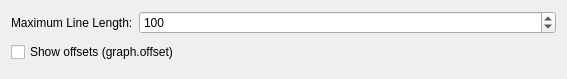
Old version of the form src/dialogs/preferences/GraphOptionsWidget.ui in the repository rizinorg/cutter.
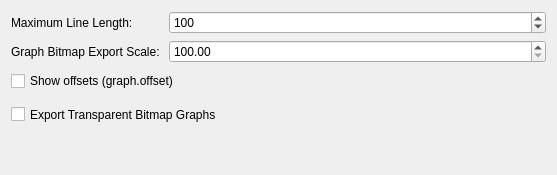
New version of the form.

Commit message: added scaling factor and transparency for bitmap graph export

```diff
--- a/src/dialogs/preferences/GraphOptionsWidget.ui
+++ b/src/dialogs/preferences/GraphOptionsWidget.ui
@@ -6,8 +6,8 @@
    <rect>
     <x>0</x>
     <y>0</y>
-    <width>567</width>
-    <height>79</height>
+    <width>557</width>
+    <height>175</height>
    </rect>
   </property>
   <property name="windowTitle">
@@ -36,6 +36,23 @@
        </property>
       </widget>
      </item>
+     <item row="1" column="0">
+      <widget class="QLabel" name="bitmapGraphScaleLabel">
+       <property name="text">
+        <string>Graph Bitmap Export Scale: </string>
+       </property>
+      </widget>
+     </item>
+     <item row="1" column="1">
+      <widget class="QDoubleSpinBox" name="bitmapGraphScale">
+       <property name="minimum">
+        <double>100.000000000000000</double>
+       </property>
+       <property name="maximum">
+        <double>30000.000000000000000</double>
+       </property>
+      </widget>
+     </item>
     </layout>
    </item>
    <item>
@@ -59,6 +76,19 @@
        <string>Show offsets (graph.offset)</string>
       </property>
      </widget>
+     <widget class="QCheckBox" name="checkTransparent">
+      <property name="geometry">
+       <rect>
+        <x>0</x>
+        <y>30</y>
+        <width>361</width>
+        <height>31</height>
+       </rect>
+      </property>
+      <property name="text">
+       <string>Export Transparent Bitmap Graphs</string>
+      </property>
+     </widget>
     </widget>
    </item>
   </layout>
```
The commit also changes 7 other files.
